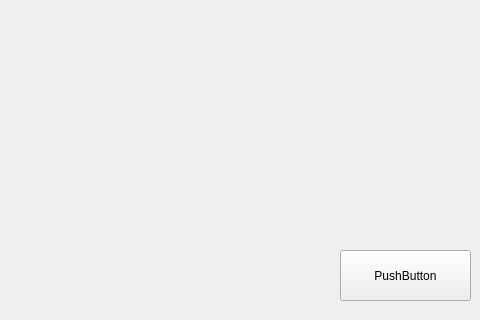
Above: Z-L-System/Z-L-System/ZLSystem.ui from zLordZachy/Z-L-System before the change; both pictures show x 240 to 720 and y 400 to 720 of the 720 by 720 pixel window. Below: the same form after it.
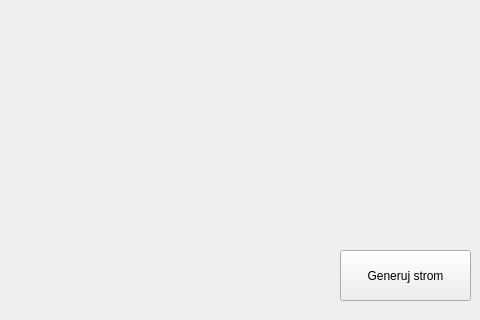
That is the form after the change.

Patch:
```diff
--- a/Z-L-System/Z-L-System/ZLSystem.ui
+++ b/Z-L-System/Z-L-System/ZLSystem.ui
@@ -24,7 +24,7 @@
      </rect>
     </property>
     <property name="text">
-     <string>PushButton</string>
+     <string>Generuj strom</string>
     </property>
    </widget>
   </widget>
```
